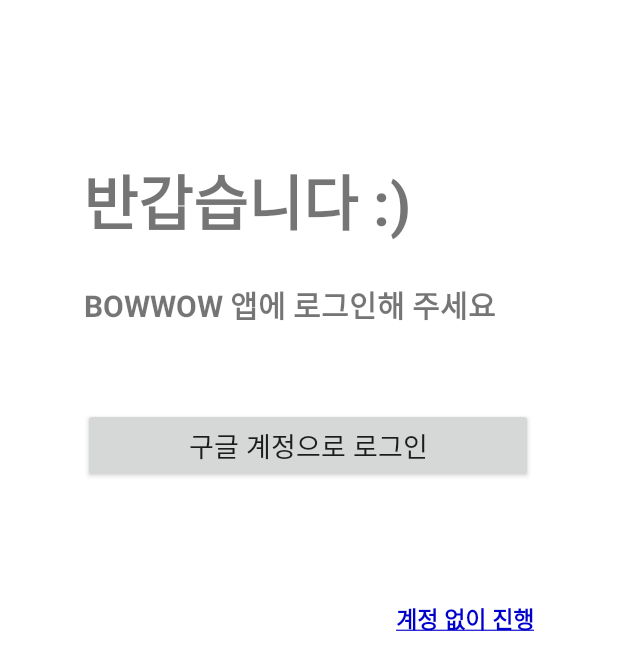
After one commit to Jimin-Hwang00/BOWWOW, an Android app: the LoginActivity screen opened directly, with no data from a screen before it, on a phone screen of 412 x 824 dp. The commit adds this screen. Shown: the top 670 px of the screen. Run offline under Robolectric (Android 15) with nearby library versions, the phone set to English and light mode, and no system bars; our stand-ins replace Firebase (no records; nobody signed in at launch, a user with empty details on screens opened directly).

Commit message:
구글 로그인 추가

```diff
--- a/app/build.gradle
+++ b/app/build.gradle
@@ -48,6 +48,8 @@ dependencies {
     androidTestImplementation 'androidx.test.espresso:espresso-core:3.5.1'
     implementation 'androidx.navigation:navigation-fragment:2.3.2'
     implementation 'androidx.navigation:navigation-ui:2.3.2'
+    //구글로그인
+    implementation 'com.google.android.gms:play-services-auth:20.2.0'
 
     implementation platform('com.google.firebase:firebase-bom:31.5.0')
     implementation 'com.google.firebase:firebase-analytics-ktx'
--- /dev/null
+++ b/app/src/main/java/sklookie/bowwow/LoginActivity.kt
@@ -0,0 +1,97 @@
+package sklookie.bowwow
+
+import android.content.DialogInterface
+import android.content.Intent
+import androidx.appcompat.app.AppCompatActivity
+import android.os.Bundle
+import android.util.Log
+import android.widget.Toast
+import androidx.activity.result.contract.ActivityResultContracts
+import androidx.appcompat.app.AlertDialog
+import com.google.android.gms.auth.api.signin.GoogleSignIn
+import com.google.android.gms.auth.api.signin.GoogleSignInAccount
+import com.google.android.gms.auth.api.signin.GoogleSignInClient
+import com.google.android.gms.auth.api.signin.GoogleSignInOptions
+import com.google.android.gms.common.api.ApiException
+import com.google.android.gms.tasks.Task
+import com.google.firebase.database.ktx.database
+import com.google.firebase.ktx.Firebase
+import sklookie.bowwow.databinding.ActivityLoginBinding
+
+class LoginActivity : AppCompatActivity() {
+    var mGoogleSignInClient : GoogleSignInClient? = null
+    lateinit var binding : ActivityLoginBinding
+    var TAG = "LoginActivity"
+
+    override fun onCreate(savedInstanceState: Bundle?) {
+        binding = ActivityLoginBinding.inflate(layoutInflater)
+        super.onCreate(savedInstanceState)
+        setContentView(binding.root)
+
+        val gso = GoogleSignInOptions.Builder(GoogleSignInOptions.DEFAULT_SIGN_IN)
+            .requestEmail()
+            .build()
+        mGoogleSignInClient = GoogleSignIn.getClient(this, gso)
+
+        var googleLoginLauncher = registerForActivityResult(ActivityResultContracts.StartActivityForResult()) { result ->
+            if (result.resultCode == -1) {
+                val data = result.data
+                val task = GoogleSignIn.getSignedInAccountFromIntent(data)
+                getGoogleInfo(task)
+            }
+        }
+
+        binding.googleLoginBt.setOnClickListener{
+            val signInIntent = mGoogleSignInClient!!.signInIntent
+            googleLoginLauncher.launch(signInIntent)
+        }
+
+        binding.notLoginBt.setOnClickListener{
+            AlertDialog.Builder(this).run {
+                setTitle("계정 없이 진행")
+                setMessage("커뮤니티 기능 사용을 원할 시,\n로그인이 필요합니다. 괜찮습니까?")
+                setNegativeButton("취소", null)
+                setCancelable(false)
+                setPositiveButton("확인", object: DialogInterface.OnClickListener{
+                    override fun onClick(p0: DialogInterface?, p1: Int) {
+                        val intent = Intent(this@LoginActivity, UserInfoActivity::class.java)
+                        startActivity(intent)
+                    }
+                })
+                show()
+            }
+        }
+    }
+
+    fun getGoogleInfo(completedTask: Task<GoogleSignInAccount>) {
+        try {
+            val TAG = "구글 로그인 결과"
+            val account = completedTask.getResult(ApiException::class.java)
+            val database = Firebase.database
+            val myRef = database.getReference("userInfo").push()
+
+            myRef.child("googleInfo").child("gId").setValue(account.id)
+            myRef.child("googleInfo").child("familyName").setValue(account.familyName)
+            myRef.child("googleInfo").child("givenName").setValue(account.givenName)
+            myRef.child("googleInfo").child("email").setValue(account.email)
+
+            Log.d(TAG, account.id!!)
+            Log.d(TAG, account.familyName!!)
+            Log.d(TAG, account.givenName!!)
+            Log.d(TAG, account.email!!)
+
+            //결과값이 존재하면 정보설정 화면으로 넘어감
+            if(account.id.equals(null)) {
+                Toast.makeText(this@LoginActivity, "로그인 실패했습니다.", Toast.LENGTH_SHORT).show()
+            }else{
+                Toast.makeText(this@LoginActivity, "${account.familyName + account.givenName}님 환영합니다!", Toast.LENGTH_SHORT).show()
+                val intent = Intent(this@LoginActivity, UserInfoActivity::class.java)
+                intent.putExtra("id", myRef.key)
+                startActivity(intent)
+            }
+        }
+        catch (e: ApiException) {
+            Log.w(TAG, "signInResult:failed code=" + e.statusCode)
+        }
+    }
+}
--- a/app/src/main/java/sklookie/bowwow/MainActivity.kt
+++ b/app/src/main/java/sklookie/bowwow/MainActivity.kt
@@ -21,7 +21,7 @@ class MainActivity : AppCompatActivity() {
         if(pref.getString("bellValue", null).equals(null)){
             //3초후 자동 화면 전환
             Handler(Looper.getMainLooper()).postDelayed(Runnable {
-                val intent = Intent(this@MainActivity, UserInfoActivity::class.java)
+                val intent = Intent(this@MainActivity, LoginActivity::class.java)
                 startActivity(intent)
             }, 3000)
         }else{
--- /dev/null
+++ b/app/src/main/res/layout/activity_login.xml
@@ -0,0 +1,59 @@
+<?xml version="1.0" encoding="utf-8"?>
+<androidx.constraintlayout.widget.ConstraintLayout xmlns:android="http://schemas.android.com/apk/res/android"
+    xmlns:app="http://schemas.android.com/apk/res-auto"
+    xmlns:tools="http://schemas.android.com/tools"
+    android:layout_width="match_parent"
+    android:layout_height="match_parent"
+    tools:context=".LoginActivity">
+
+    <TextView
+        android:id="@+id/welcomeText"
+        android:layout_width="wrap_content"
+        android:layout_height="wrap_content"
+        android:layout_marginTop="188dp"
+        android:text="BOWWOW 앱에 로그인해 주세요"
+        android:textSize="20sp"
+        android:textStyle="bold"
+        app:layout_constraintEnd_toEndOf="parent"
+        app:layout_constraintHorizontal_bias="0.41"
+        app:layout_constraintStart_toStartOf="parent"
+        app:layout_constraintTop_toTopOf="parent" />
+
+    <TextView
+        android:id="@+id/greetingText"
+        android:layout_width="wrap_content"
+        android:layout_height="wrap_content"
+        android:layout_marginTop="104dp"
+        android:text="반갑습니다 :)"
+        android:textSize="40sp"
+        android:textStyle="bold"
+        app:layout_constraintEnd_toEndOf="parent"
+        app:layout_constraintHorizontal_bias="0.287"
+        app:layout_constraintStart_toStartOf="parent"
+        app:layout_constraintTop_toTopOf="parent" />
+
+    <Button
+        android:id="@+id/googleLoginBt"
+        android:layout_width="300dp"
+        android:layout_height="50dp"
+        android:layout_marginTop="272dp"
+        android:textSize="18sp"
+        android:text="구글 계정으로 로그인"
+        app:layout_constraintEnd_toEndOf="parent"
+        app:layout_constraintHorizontal_bias="0.495"
+        app:layout_constraintStart_toStartOf="parent"
+        app:layout_constraintTop_toTopOf="parent" />
+
+    <TextView
+        android:id="@+id/notLoginBt"
+        android:layout_width="wrap_content"
+        android:layout_height="wrap_content"
+        android:layout_marginEnd="56dp"
+        android:text="@string/nextText"
+        android:textStyle="bold"
+        android:textSize="15sp"
+        android:textColor="@color/blue"
+        app:layout_constraintBottom_toBottomOf="parent"
+        app:layout_constraintEnd_toEndOf="parent"
+        app:layout_constraintTop_toTopOf="parent" />
+</androidx.constraintlayout.widget.ConstraintLayout>
--- a/app/src/main/res/values/colors.xml
+++ b/app/src/main/res/values/colors.xml
@@ -3,6 +3,7 @@
     <color name="purple_200">#FFBB86FC</color>
     <color name="purple_500">#FF6200EE</color>
     <color name="purple_700">#FF3700B3</color>
+    <color name="blue">#0000CC</color>
     <color name="teal_200">#FF03DAC5</color>
     <color name="teal_700">#FF018786</color>
     <color name="black">#FF000000</color>
--- a/app/src/main/res/values/strings.xml
+++ b/app/src/main/res/values/strings.xml
@@ -1,3 +1,4 @@
 <resources>
     <string name="app_name">BOWWOW</string>
+    <string name="nextText"><u>계정 없이 진행</u></string>
 </resources>
```
Also changed, not shown: app/src/main/AndroidManifest.xml (+4 -4 lines), app/src/main/java/sklookie/bowwow/UserInfoActivity.kt (+6 -5 lines).
